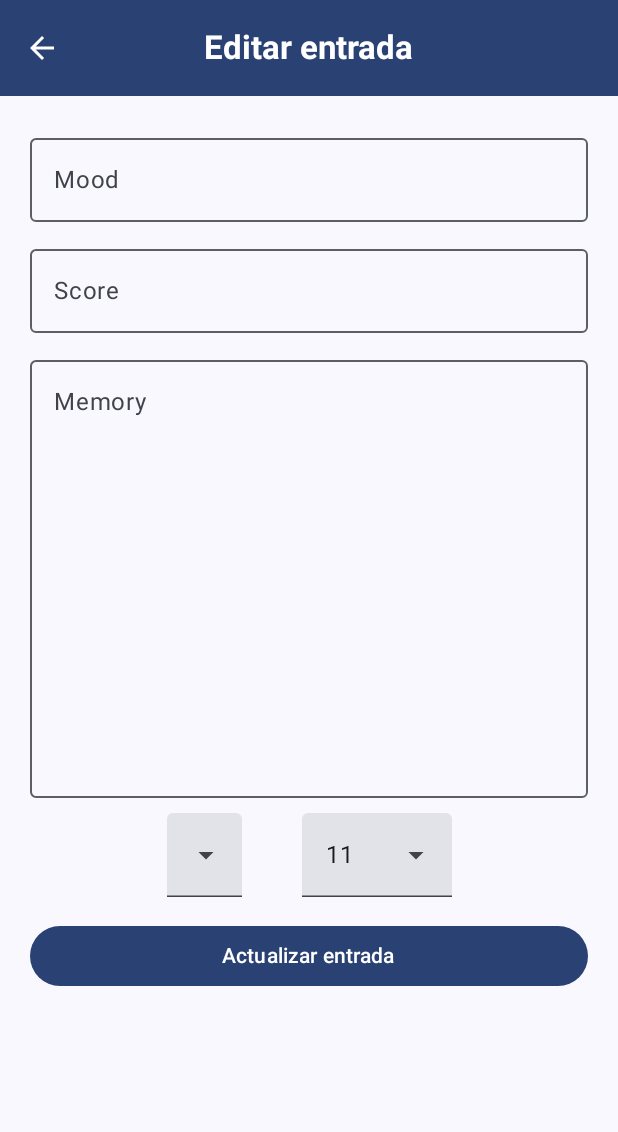
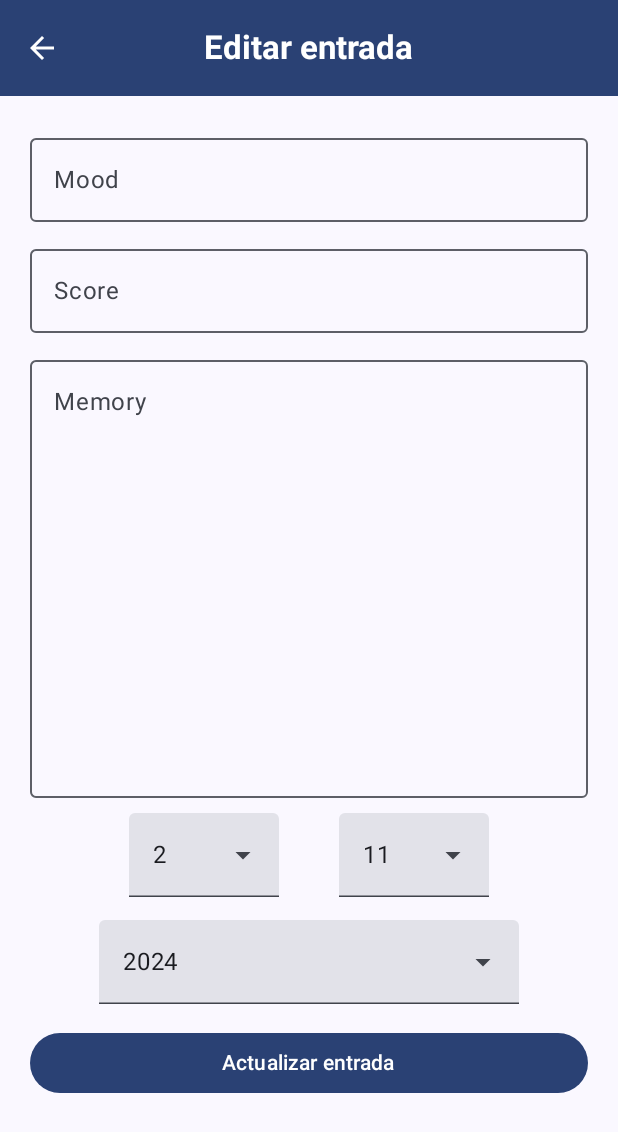
Before and after one commit to NLDaza/Time-Navigator-Diary-App, an Android app built with Jetpack Compose: the ListScreen screen opened through its navigation route, after a tap on "Edit", on a phone screen of 412 x 824 dp. Shown: the top 1132 px of the screen. Run offline under Robolectric (Android 15) with nearby library versions, the phone set to English and light mode, and no system bars; our stand-ins replace Room's generated code.

Commit message:
ListScreen fecha, memory; navigationmenu añadido year;editscreen, addscreen

```diff
--- a/app/build.gradle.kts
+++ b/app/build.gradle.kts
@@ -23,6 +23,7 @@ android {
 
     buildTypes {
         release {
+            isDebuggable = true
             isMinifyEnabled = false
             proguardFiles(
                 getDefaultProguardFile("proguard-android-optimize.txt"),
--- a/app/src/main/java/com/taller/myapplication/ui/navigation/NavigationMenu.kt
+++ b/app/src/main/java/com/taller/myapplication/ui/navigation/NavigationMenu.kt
@@ -37,7 +37,7 @@ fun NavigationMenu(
         composable("settings"){
             SettingsScreen(navController)
         }
-        composable("edit/{idEntry}/{mood}/{score}/{memory}/{day}/{month}",
+        composable("edit/{idEntry}/{mood}/{score}/{memory}/{day}/{month}/{year}",
                    arguments = listOf(
                        navArgument("idEntry"){type = NavType.StringType},
                        navArgument("mood"){type = NavType.StringType},
@@ -45,6 +45,7 @@ fun NavigationMenu(
                        navArgument("memory"){type = NavType.StringType},
                        navArgument("day"){type = NavType.StringType},
                        navArgument("month"){type = NavType.StringType},
+                       navArgument("year"){type = NavType.StringType},
                    )){
             EditEntryScreen(
                 navController,
@@ -55,6 +56,7 @@ fun NavigationMenu(
                 it.arguments?.getString("memory")!!,
                 it.arguments?.getString("day")!!,
                 it.arguments?.getString("month")!!,
+                it.arguments?.getString("year")!!,
             )
         }
     }
--- a/app/src/main/java/com/taller/myapplication/ui/screens/AddEntryScreen.kt
+++ b/app/src/main/java/com/taller/myapplication/ui/screens/AddEntryScreen.kt
@@ -6,6 +6,7 @@ import androidx.compose.foundation.layout.fillMaxSize
 import androidx.compose.foundation.layout.fillMaxWidth
 import androidx.compose.foundation.layout.height
 import androidx.compose.foundation.layout.padding
+import androidx.compose.foundation.layout.width
 import androidx.compose.foundation.rememberScrollState
 import androidx.compose.foundation.text.KeyboardOptions
 import androidx.compose.foundation.verticalScroll
@@ -198,6 +199,7 @@ fun ContentAddScreen(
             modifier = Modifier
                 .padding(horizontal = 20.dp)
                 .padding(bottom = 15.dp)
+                .width(100.dp)
         ) {
             //keyboardController?.hide()
             TextField(
--- a/app/src/main/java/com/taller/myapplication/ui/screens/EditEntryScreen.kt
+++ b/app/src/main/java/com/taller/myapplication/ui/screens/EditEntryScreen.kt
@@ -44,6 +44,7 @@ import androidx.compose.ui.unit.dp
 import androidx.navigation.NavController
 import com.taller.myapplication.data.Entry
 import com.taller.myapplication.ui.viewmodels.EntryViewModel
+import java.util.Objects
 
 @OptIn(ExperimentalMaterial3Api::class)
 @Composable
@@ -55,7 +56,8 @@ fun EditEntryScreen(
     score: String,
     memory: String,
     day: String,
-    month: String
+    month: String,
+    year: String
 ) {
     Scaffold (
         topBar = {
@@ -84,7 +86,7 @@ fun EditEntryScreen(
 
         ){
         ContentEditScreen(
-            it, navController, viewModel, idEntry, mood, score, memory,day, month
+            it, navController, viewModel, idEntry, mood, score, memory,day, month, year
         )
     }
 }
@@ -101,6 +103,7 @@ fun ContentEditScreen(
     memory: String,
     day: String,
     month: String,
+    year: String
 ) {
     //REVISAR
     //Creamos una variable que al abrirse, oculte el teclado virtual.
@@ -113,12 +116,13 @@ fun ContentEditScreen(
     var score by remember { mutableStateOf(score) }
     var memory by remember { mutableStateOf(memory) }
 
+    //Para crear una lista desplegable REVISAR
+    val dayList: MutableList<String> = ArrayList()
+
+    for (i in 1..31) {
+        dayList.add(i.toString())
+    }
     //Para crear una lista desplegable
-    val dayList = listOf(
-        "Selecciona un día",
-        "1", "2", "3", "4", "5", "6", "7","8","9","10",
-        "11", "12", "13", "14", "15", "16", "17","18","19","20",
-        "21", "22", "23", "24", "25", "26", "27","28","29","30","31")
     var showDays by remember {
         mutableStateOf(false)
     }
@@ -132,6 +136,14 @@ fun ContentEditScreen(
     }
     var selectedMonth by remember {
         mutableStateOf(month)
+    }
+    val intYear = year.toInt()
+    val yearList = listOf(Objects.toString(intYear - 4), Objects.toString(intYear - 3), Objects.toString(intYear - 2), Objects.toString(intYear - 1), Objects.toString(intYear), Objects.toString(intYear + 1), Objects.toString(intYear + 2), Objects.toString(intYear + 3), Objects.toString(intYear + 4))
+    var showYear by remember {
+        mutableStateOf(false)
+    }
+    var selectedYear by remember {
+        mutableStateOf(year)
     }
     //Para que la puntuación (score) no sea mayor a 10 (REVISAR), EL MAXIMO
     // SE REFIERE A CANTIDAD DE NUMEROS, por ejemplo si cambia a 10, aceptara
@@ -193,7 +205,7 @@ fun ContentEditScreen(
                 modifier = Modifier
                     .padding(horizontal = 20.dp)
                     .padding(bottom = 15.dp)
-                    .width(50.dp)
+                    .width(100.dp)
             ) {
                 //keyboardController?.hide() REVISAR
                 TextField(
@@ -258,6 +270,40 @@ fun ContentEditScreen(
                 }
             }
         }
+        ExposedDropdownMenuBox(
+            expanded = showYear,
+            onExpandedChange = { showYear = !showYear },
+            modifier = Modifier
+                .padding(horizontal = 20.dp)
+                .padding(bottom = 15.dp)
+        ) {
+            //keyboardController?.hide()
+            TextField(
+                value = selectedYear,
+                onValueChange = { },
+                readOnly = true,
+                modifier = Modifier.menuAnchor(),
+                trailingIcon = {ExposedDropdownMenuDefaults.TrailingIcon(expanded = showYear)},
+                colors = ExposedDropdownMenuDefaults.textFieldColors()
+            )
+            ExposedDropdownMenu(
+                expanded = showYear,
+                onDismissRequest = {showYear = false}
+            ) {
+                yearList.forEachIndexed { _, s ->
+                    DropdownMenuItem(
+                        text = {Text(text = s)},
+                        onClick = {
+                            if (s != yearList[0]){
+                                selectedYear = s
+                            }
+                            showYear = false
+                        },
+                        contentPadding = ExposedDropdownMenuDefaults.ItemContentPadding
+                    )
+                }
+            }
+        }
         //REVISAR
         if(openDialog.value) {
             AlertDialog(
@@ -274,7 +320,7 @@ fun ContentEditScreen(
                                 memory,
                                 selectedDay,
                                 selectedMonth,
-                                ""
+                                selectedYear
                             )
                             viewModel.updateEntry(entry)
                             navController.popBackStack()
--- a/app/src/main/java/com/taller/myapplication/ui/screens/ListScreen.kt
+++ b/app/src/main/java/com/taller/myapplication/ui/screens/ListScreen.kt
@@ -103,8 +103,13 @@ fun ContentListScreen(it: PaddingValues, navController: NavController,
                             text = it.day,
                             modifier = Modifier.align(Alignment.CenterHorizontally)
                         )
+                        Text(//REVISAR
+                            text = it.memory,
+                            modifier = Modifier.align(Alignment.CenterHorizontally),
+                            maxLines = 1,
+                        )
                         Text(
-                            text = it.month,
+                            text = "${it.year}/ ${it.month}/ ${it.day}",
                             modifier = Modifier.align(Alignment.CenterHorizontally)
                         )
                         Row(
@@ -113,7 +118,8 @@ fun ContentListScreen(it: PaddingValues, navController: NavController,
                             IconButton(
                                 onClick = {navController.navigate("edit/${it
                                     .idEntry}/${it.mood}/${it.score}/${it
-                                        .memory}/${it.day}/${it.month}")}
+                                        .memory}/${it.day}/${it.month}/${it.year}")
+                                }
                             ) {
                                 Icon(Icons.Filled.Edit,contentDescription =
                                 "Edit")
```
